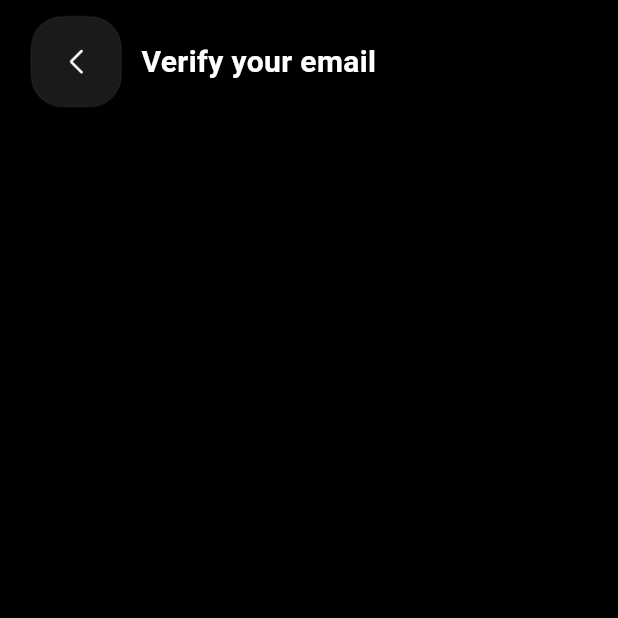
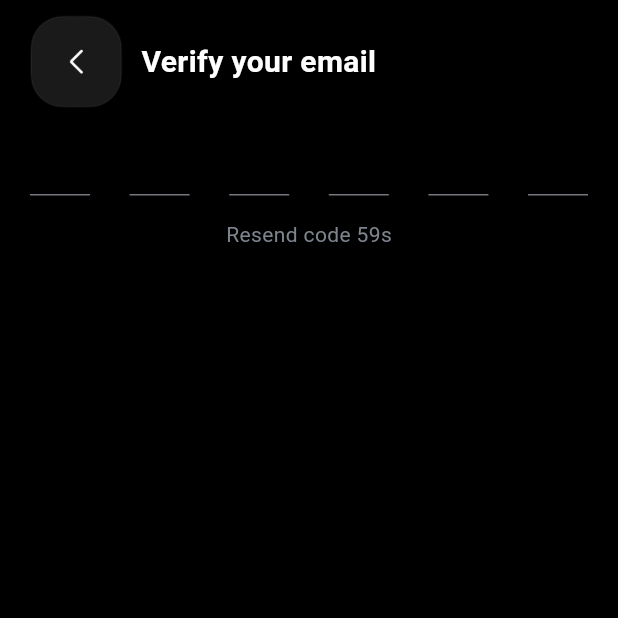
Before and after one commit to rayhantmt/Nate, a Flutter app: the ForgorPasswordView screen opened by its route, after a tap on "Send code", on a phone screen of 412 x 824 dp, the top half of it. Run offline on Flutter 3.47's test engine with Material 3 defaults, Android fonts, the phone set to English and light mode, and no system bars; our stand-ins replace get, google_fonts.

Commit message:
done with the otp page

```diff
--- /dev/null
+++ b/lib/modules/otp_page/otp_binding.dart
@@ -0,0 +1,9 @@
+import 'package:get/get.dart';
+import 'package:nate/modules/otp_page/otp_page_controller.dart';
+
+class OtpBinding extends Bindings{
+  @override
+  void dependencies() {
+    Get.lazyPut<OtpController>(() => OtpController(),);
+  }
+}
--- a/lib/modules/otp_page/otp_page.dart
+++ b/lib/modules/otp_page/otp_page.dart
@@ -1,9 +1,11 @@
 import 'package:flutter/material.dart';
+import 'package:flutter/services.dart';
 import 'package:get/get.dart';
 import 'package:google_fonts/google_fonts.dart';
+import 'package:nate/modules/otp_page/otp_page_controller.dart';
 import 'package:nate/utils/app_images.dart';
 
-class OtpPageView extends StatelessWidget {
+class OtpPageView extends GetView<OtpController> {
   const OtpPageView({super.key});
 
   @override
@@ -30,7 +32,53 @@ class OtpPageView extends StatelessWidget {
                     ),
                     )
                   ],
-                )
+                ),
+
+
+
+                 Row(
+                  mainAxisAlignment: MainAxisAlignment.spaceBetween,
+                  children: List.generate(6, (index) {
+                    return SizedBox(
+                      width: 40,
+                      child: TextField(
+                        controller: controller.otpControllers[index],
+                        focusNode: controller.otpFocusNodes[index],
+                        keyboardType: TextInputType.number,
+                        maxLength: 1,
+                        inputFormatters: [FilteringTextInputFormatter.digitsOnly],
+                        textAlign: TextAlign.center,
+                        style: const TextStyle(
+                          fontSize: 20,
+                          fontWeight: FontWeight.w500,
+                        ),
+                        decoration: const InputDecoration(
+                          counterText: '',
+                          border: UnderlineInputBorder(),
+                        ),
+                        onChanged: (value) {
+                          controller.onOtpFieldChanged(value, index);
+                        },
+                      ),
+                    );
+                  }),
+                ),
+                const SizedBox(height: 16),
+                Obx(() => GestureDetector(
+                      onTap: controller.secondsRemaining.value == 0
+                          ? controller.resendCode
+                          : null,
+                      child: Text(
+                        controller.secondsRemaining.value == 0
+                            ? "Resend code"
+                            : "Resend code ${controller.secondsRemaining}s",
+                        style: TextStyle(
+                          color: controller.secondsRemaining.value == 0
+                              ? const Color(0xFF1B1E28)
+                              : const Color(0xFF7D848D),
+                        ),
+                      ),
+                    )),
               ],
             ),
           ),
--- a/lib/utils/app_routes.dart
+++ b/lib/utils/app_routes.dart
@@ -2,6 +2,7 @@ import 'package:get/route_manager.dart';
 import 'package:nate/modules/forgot_password/forgor_password_view.dart';
 import 'package:nate/modules/login/log_in_binding.dart';
 import 'package:nate/modules/login/log_in_view.dart';
+import 'package:nate/modules/otp_page/otp_binding.dart';
 import 'package:nate/modules/otp_page/otp_page.dart';
 import 'package:nate/utils/app_pages.dart';
 
@@ -9,6 +10,6 @@ class AppRoutes {
   static final pages=[
     GetPage(name: AppPages.login, page: () => LogInView(),binding: LogInBinding()),
     GetPage(name: AppPages.forgotpassword, page: () => ForgorPasswordView(),),
-    GetPage(name: AppPages.otppage, page: () => OtpPageView(),)
+    GetPage(name: AppPages.otppage, page: () => OtpPageView(),binding: OtpBinding())
   ];
 }
```
